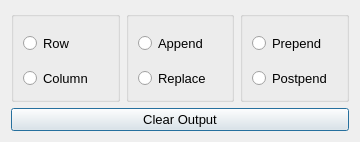
Before: the Qt Designer form src/Interface/Modules/Math/CollectMatrices.ui in SCIInstitute/SCIRun, drawn with Qt 5.
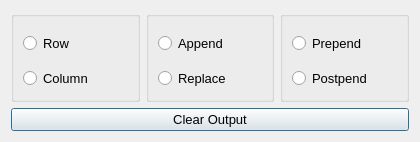
After: the same form once the commit is applied.

```diff
--- a/src/Interface/Modules/Math/CollectMatrices.ui
+++ b/src/Interface/Modules/Math/CollectMatrices.ui
@@ -6,13 +6,13 @@
    <rect>
     <x>0</x>
     <y>0</y>
-    <width>360</width>
+    <width>420</width>
     <height>142</height>
    </rect>
   </property>
   <property name="minimumSize">
    <size>
-    <width>360</width>
+    <width>420</width>
     <height>142</height>
    </size>
   </property>
@@ -37,7 +37,7 @@
          <widget class="QRadioButton" name="rowRadioButton_">
           <property name="minimumSize">
            <size>
-            <width>80</width>
+            <width>100</width>
             <height>35</height>
            </size>
           </property>
@@ -50,7 +50,7 @@
          <widget class="QRadioButton" name="columnRadioButton_">
           <property name="minimumSize">
            <size>
-            <width>80</width>
+            <width>100</width>
             <height>35</height>
            </size>
           </property>
@@ -72,7 +72,7 @@
          <widget class="QRadioButton" name="appendRadioButton_">
           <property name="minimumSize">
            <size>
-            <width>80</width>
+            <width>100</width>
             <height>35</height>
            </size>
           </property>
@@ -85,7 +85,7 @@
          <widget class="QRadioButton" name="replaceRadioButton_">
           <property name="minimumSize">
            <size>
-            <width>80</width>
+            <width>100</width>
             <height>35</height>
            </size>
           </property>
@@ -107,7 +107,7 @@
          <widget class="QRadioButton" name="prependRadioButton_">
           <property name="minimumSize">
            <size>
-            <width>80</width>
+            <width>100</width>
             <height>35</height>
            </size>
           </property>
@@ -120,7 +120,7 @@
          <widget class="QRadioButton" name="postpendRadioButton_">
           <property name="minimumSize">
            <size>
-            <width>80</width>
+            <width>100</width>
             <height>35</height>
            </size>
           </property>
```
